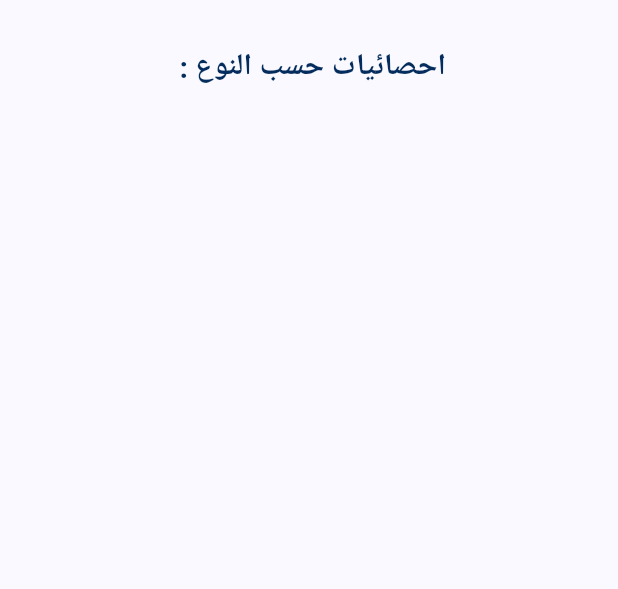
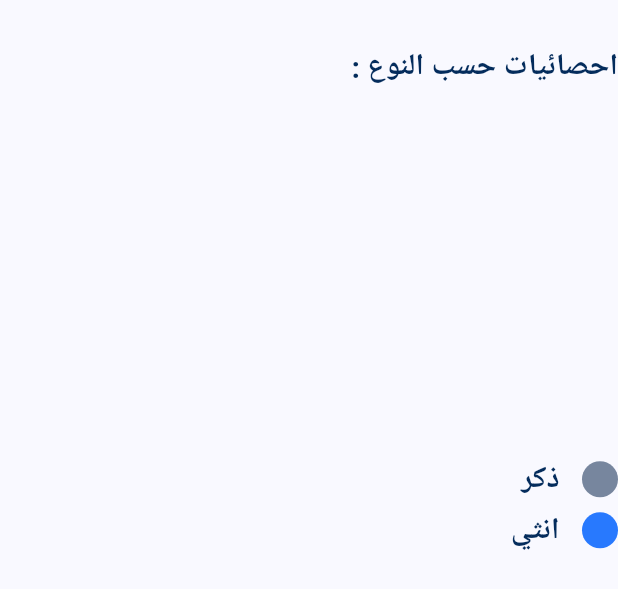
Before and after one commit to MinaYasser100/Faithful-Servant, a Flutter app: the SupervisorStatisticsByGender widget shown alone on an empty page, opened directly, on a phone screen of 412 x 824 dp. Shown: the top 589 px of the screen. Run offline on Flutter 3.47's test engine with Material 3 defaults, Android fonts, the phone set to English and light mode, and no system bars; drawn by our look-alikes of fl_chart; our stand-ins replace bloc, cloud_firestore, firebase_auth, firebase_core, firebase_storage, flutter_animate and 10 more; accounts and stored records are empty; Roboto replaces fonts that are missing (Cairo).

Commit message:
said the color mean in statistics

```diff
--- a/lib/core/helper/local/app_locale.dart
+++ b/lib/core/helper/local/app_locale.dart
@@ -102,6 +102,8 @@ class Applocal implements Translations {
           'Deacon': 'الشمامسة',
           'Some other services statistics : ': 'احصائيات بعض الخدمات الاخري : ',
           'statistics by gender : ': 'احصائيات حسب النوع : ',
+          'male': 'ذكر',
+          'female': 'انثي',
         },
         "en": {
           'email': 'Email',
@@ -205,6 +207,8 @@ class Applocal implements Translations {
           'Some other services statistics : ':
               'Some other services statistics : ',
           'statistics by gender : ': 'statistics by gender : ',
+          'male': 'male',
+          'female': 'female',
         },
       };
 }
--- /dev/null
+++ b/lib/features/general_supervisor_screens/supervisor_statistic/presentation/views/widgets/said_the_color_mean.dart
@@ -0,0 +1,33 @@
+import 'package:faithful_servant/core/helper/constant.dart';
+import 'package:faithful_servant/core/helper/styles.dart';
+import 'package:flutter/material.dart';
+
+class SaidTheColorMean extends StatelessWidget {
+  const SaidTheColorMean({
+    super.key,
+    required this.color,
+    required this.text,
+  });
+  final Color color;
+  final String text;
+  @override
+  Widget build(BuildContext context) {
+    return Row(
+      children: [
+        CircleAvatar(
+          radius: 12,
+          backgroundColor: color,
+        ),
+        const SizedBox(
+          width: 15,
+        ),
+        Text(
+          text,
+          style: Styles.textStyle20.copyWith(
+            color: kPrimaryColor,
+          ),
+        )
+      ],
+    );
+  }
+}
--- a/lib/features/general_supervisor_screens/supervisor_statistic/presentation/views/widgets/supervisor_statistics_by_gender.dart
+++ b/lib/features/general_supervisor_screens/supervisor_statistic/presentation/views/widgets/supervisor_statistics_by_gender.dart
@@ -6,6 +6,7 @@ import 'package:flutter_bloc/flutter_bloc.dart';
 import 'package:get/get.dart';
 
 import 'pie_graph_for_servants.dart';
+import 'said_the_color_mean.dart';
 
 class SupervisorStatisticsByGender extends StatelessWidget {
   const SupervisorStatisticsByGender({
@@ -15,6 +16,7 @@ class SupervisorStatisticsByGender extends StatelessWidget {
   @override
   Widget build(BuildContext context) {
     return Column(
+      crossAxisAlignment: CrossAxisAlignment.start,
       children: [
         const SizedBox(
           height: 30,
@@ -38,6 +40,20 @@ class SupervisorStatisticsByGender extends StatelessWidget {
           ),
         ),
         const SizedBox(
+          height: 15,
+        ),
+        SaidTheColorMean(
+          color: kDarkSecondColor,
+          text: 'male'.tr,
+        ),
+        const SizedBox(
+          height: 5,
+        ),
+        SaidTheColorMean(
+          color: kPrimaryLightColor,
+          text: 'female'.tr,
+        ),
+        const SizedBox(
           height: 30,
         ),
       ],
```
